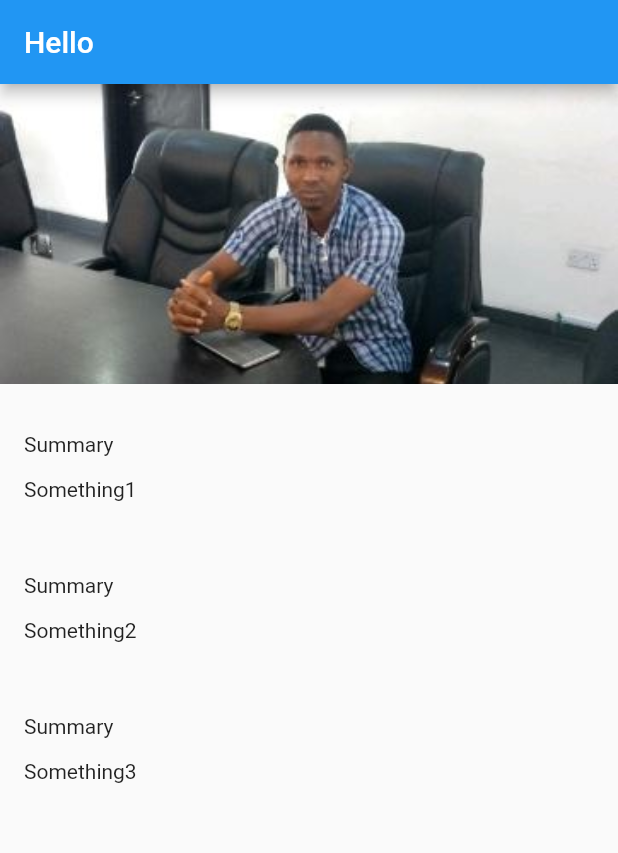
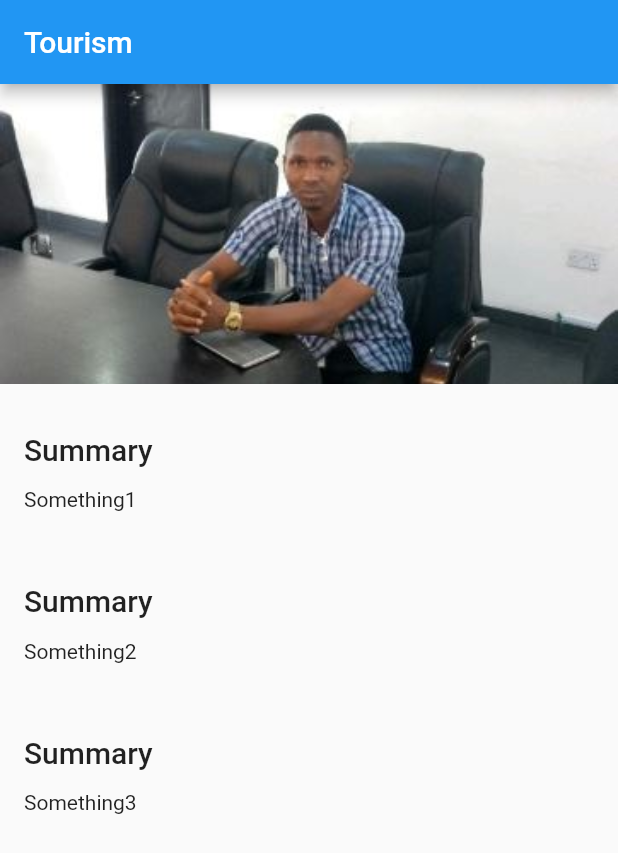
Before and after one commit to ernestkoko/tourism, a Flutter app: the screen it shows after launch, on a phone screen of 412 x 824 dp. Shown: the top 853 px of the screen. Run offline on Flutter 3.47's test engine with Material 2 defaults, Android fonts, the phone set to English and light mode, and no system bars.

Commit message:
Added custom style to body of the app

```diff
--- a/lib/app.dart
+++ b/lib/app.dart
@@ -12,9 +12,10 @@ class App extends StatelessWidget{
       theme: ThemeData(
         appBarTheme: AppBarTheme(
           textTheme: TextTheme(title: AppBarTextStyle ),
-        )
-      ),
-    );
+        ),
+            textTheme: TextTheme(
+          title: TitleTextStyle,
+          body1: Body1TextStyle,),),);
   }
 
 }
--- a/lib/screens/location_details/location_details.dart
+++ b/lib/screens/location_details/location_details.dart
@@ -9,7 +9,7 @@ class LocationDetails extends StatelessWidget {
   Widget build(BuildContext context) {
     return Scaffold(
       appBar: AppBar(
-        title: Text('Hello'),
+        title: Text('Tourism'),
       ),
       body: Column(
           mainAxisAlignment: MainAxisAlignment
--- a/lib/screens/location_details/text_section.dart
+++ b/lib/screens/location_details/text_section.dart
@@ -17,11 +17,11 @@ class TextSection extends StatelessWidget {
         children: [
           Container(
             padding: EdgeInsets.fromLTRB(_hPad, 32.0, _hPad, 4.0),
-            child: Text(_title),
+            child: Text(_title, style: Theme.of(context).textTheme.title,),
           ),
           Container(
             padding: EdgeInsets.fromLTRB(_hPad, 10.0, _hPad, _hPad),
-            child: Text(_body),
+            child: Text(_body, style: Theme.of(context).textTheme.body1,),
           ),
         ]);
   }
--- a/lib/style.dart
+++ b/lib/style.dart
@@ -14,3 +14,17 @@ const AppBarTextStyle = TextStyle(
   fontSize: mediumTextSize,
   color: Colors.white
 );
+const TitleTextStyle = TextStyle(
+  fontFamily: fontNameDefault,
+ // fontWeight: fontWeight.w300,
+  fontSize: largeTextSize,
+  color: Colors.black,
+
+);
+const Body1TextStyle = TextStyle(
+  fontFamily: fontNameDefault,
+  // fontWeight: fontWeight.w300,
+  fontSize: bodyTextSize,
+  color: Colors.black,
+
+);
```
Also changed, not shown: pubspec.yaml (+5 -5 lines).
